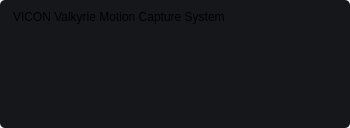
First picture: the form in tileSensorTemplate.ui, repository marinarasauced/mess2_app, before the edit.
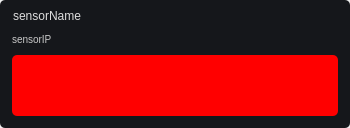
Second picture: the form after the edit. Icons and pictures are not drawn.

Commit message: fine tuning in prep for adding experiment loading with dynamic tiles

Diff of the .ui file:
```diff
--- a/tileSensorTemplate.ui
+++ b/tileSensorTemplate.ui
@@ -29,6 +29,7 @@
    <string notr="true">QWidget QFrame {
 background-color: rgb(21, 23, 27);
 border-radius: 5px;
+color: rgb(221, 221, 221);
 }
 #sensorConnected {
 background-image: url(:/icons/images/icons2/status_disconnected.png);
@@ -39,6 +40,10 @@
 background-image: url(:/icons/images/icons2/status_offline.png);
 background-repeat: no-repeat;
 background-position: center;
+}
+#sensorIP {
+color: rgb(201, 201, 201) !important;
+font-size: 10px !important;
 }</string>
   </property>
   <layout class="QVBoxLayout" name="verticalLayout">
@@ -86,7 +91,7 @@
         <property name="minimumSize">
          <size>
           <width>0</width>
-          <height>32</height>
+          <height>24</height>
          </size>
         </property>
         <property name="maximumSize">
@@ -106,13 +111,13 @@
           <number>1</number>
          </property>
          <property name="topMargin">
-          <number>1</number>
+          <number>0</number>
          </property>
          <property name="rightMargin">
           <number>1</number>
          </property>
          <property name="bottomMargin">
-          <number>1</number>
+          <number>0</number>
          </property>
          <item alignment="Qt::AlignTop">
           <widget class="QLabel" name="sensorName">
@@ -129,7 +134,7 @@
             </size>
            </property>
            <property name="text">
-            <string>VICON Valkyrie Motion Capture System</string>
+            <string>sensorName</string>
            </property>
           </widget>
          </item>
@@ -137,8 +142,8 @@
           <widget class="QFrame" name="sensorConnected">
            <property name="minimumSize">
             <size>
-             <width>24</width>
-             <height>24</height>
+             <width>0</width>
+             <height>16</height>
             </size>
            </property>
            <property name="maximumSize">
@@ -160,7 +165,7 @@
            <property name="minimumSize">
             <size>
              <width>0</width>
-             <height>24</height>
+             <height>16</height>
             </size>
            </property>
            <property name="maximumSize">
@@ -190,8 +195,51 @@
         </property>
         <layout class="QVBoxLayout" name="verticalLayout_3">
          <property name="spacing">
-          <number>6</number>
+          <number>9</number>
          </property>
+         <property name="leftMargin">
+          <number>0</number>
+         </property>
+         <property name="topMargin">
+          <number>0</number>
+         </property>
+         <property name="rightMargin">
+          <number>0</number>
+         </property>
+         <property name="bottomMargin">
+          <number>0</number>
+         </property>
+         <item alignment="Qt::AlignTop">
+          <widget class="QLabel" name="sensorIP">
+           <property name="font">
+            <font>
+             <pointsize>-1</pointsize>
+            </font>
+           </property>
+           <property name="text">
+            <string>sensorIP</string>
+           </property>
+          </widget>
+         </item>
+         <item>
+          <widget class="QFrame" name="frame_2">
+           <property name="sizePolicy">
+            <sizepolicy hsizetype="Expanding" vsizetype="Expanding">
+             <horstretch>0</horstretch>
+             <verstretch>0</verstretch>
+            </sizepolicy>
+           </property>
+           <property name="styleSheet">
+            <string notr="true">background-color: rgb(255, 0, 0);</string>
+           </property>
+           <property name="frameShape">
+            <enum>QFrame::StyledPanel</enum>
+           </property>
+           <property name="frameShadow">
+            <enum>QFrame::Raised</enum>
+           </property>
+          </widget>
+         </item>
         </layout>
        </widget>
       </item>
```
The commit also changes 6 other files.
